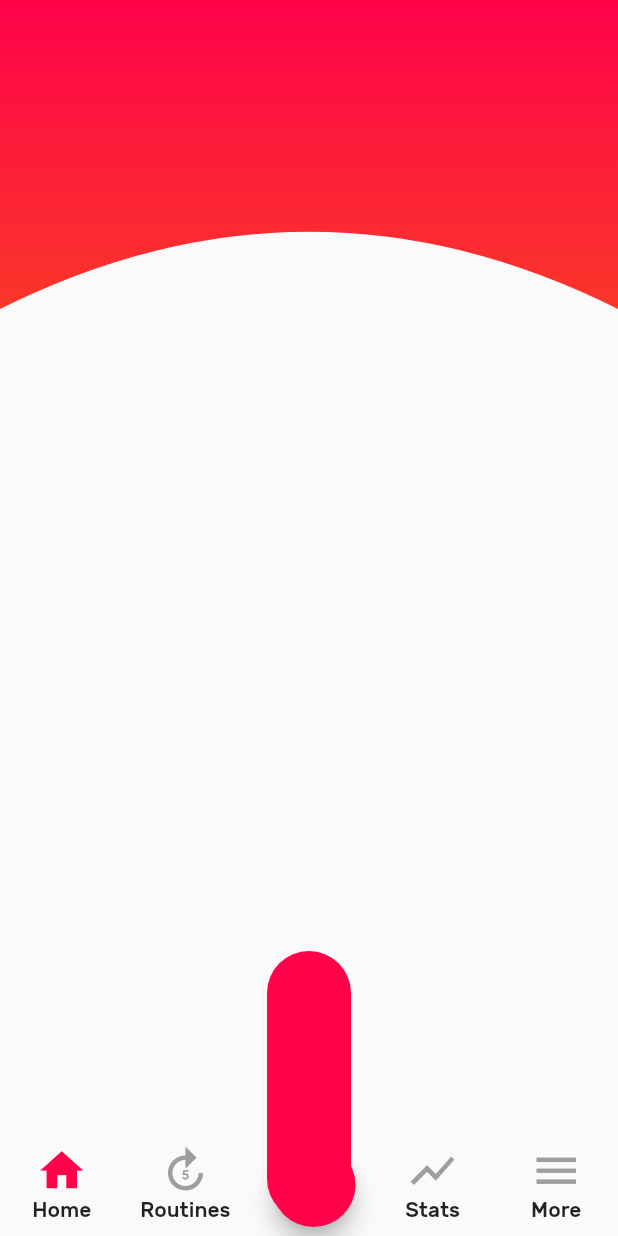
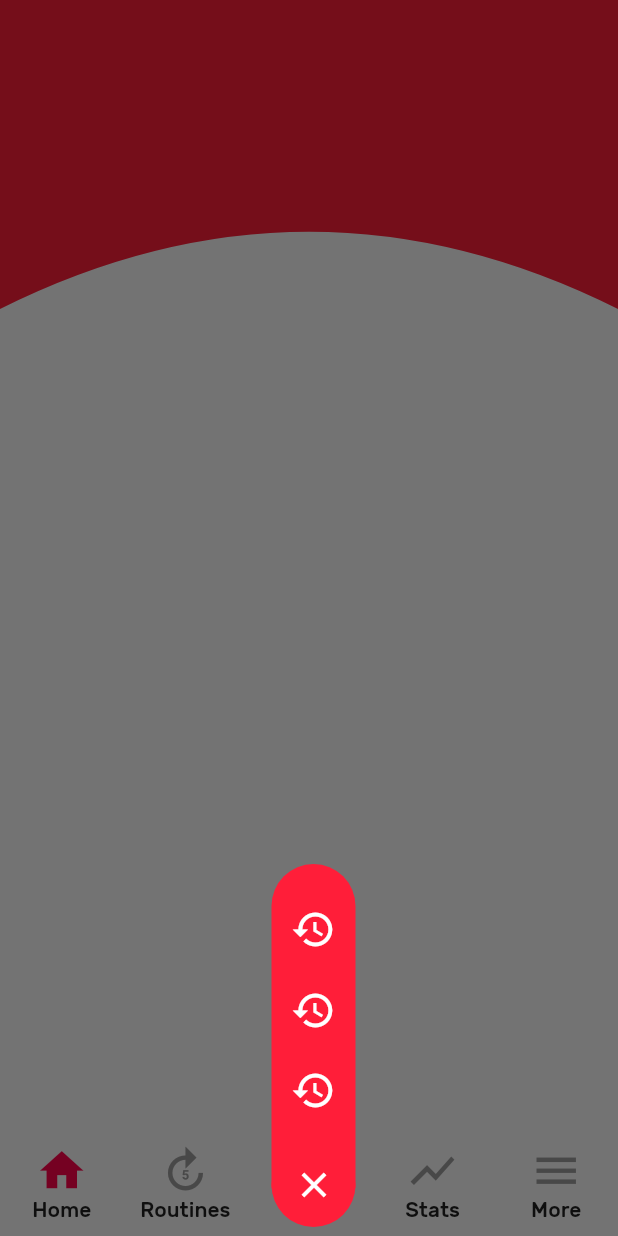
Before and after one commit to adaptive-beaver/Flutter-demo, a Flutter app: the SmartHome screen opened by its route, after a tap on the "add" icon, on a phone screen of 412 x 824 dp. Run offline on Flutter 3.47's test engine with Material 2 defaults, Android fonts, the phone set to English and light mode, and no system bars; our stand-ins replace camera, dio, path_drawing, shared_preferences; accounts and stored records are empty; project files that could hold a hidden picture were left out.

Commit message:
chore: update smart home template

```diff
--- a/lib/pages/templates/smart-home-clone/bottom-bar.dart
+++ b/lib/pages/templates/smart-home-clone/bottom-bar.dart
@@ -1,5 +1,4 @@
 import 'package:flutter/material.dart';
-import 'package:playground_flutter/pages/templates/smart-home-clone/center-bottom-button.dart';
 
 Color color = Color(0xffff024a);
 
@@ -43,7 +42,9 @@ class _BottomBarState extends State<BottomBar> {
           alignment: Alignment.center,
           child: Ink(
             child: InkWell(
-              onTap: () {},
+              onTap: () {
+                print("hola!!");
+              },
               child: Column(
                 mainAxisAlignment: MainAxisAlignment.center,
                 children: <Widget>[
--- a/lib/pages/templates/smart-home-clone/center-bottom-button.dart
+++ /dev/null
@@ -1,74 +0,0 @@
-import 'package:flutter/material.dart';
-import 'dart:math' as math;
-import 'package:playground_flutter/pages/templates/smart-home-clone/overlay-actions.dart';
-
-Color color = Color(0xffff024a);
-
-class CenterBottomButton extends StatefulWidget {
-  @override
-  _CenterBottomButtonState createState() => _CenterBottomButtonState();
-}
-
-class _CenterBottomButtonState extends State<CenterBottomButton>
-    with SingleTickerProviderStateMixin {
-  AnimationController _controller;
-
-  @override
-  void initState() {
-    super.initState();
-    _controller = new AnimationController(
-      vsync: this,
-      duration: const Duration(milliseconds: 100),
-    );
-  }
-
-  @override
-  Widget build(BuildContext context) {
-    return AnchoredOverlay(
-      showOverlay: true,
-      overlayBuilder: (context, offset) {
-        return Stack(
-          children: <Widget>[
-            CenterAbout(
-              position: Offset(
-                MediaQuery.of(context).size.width / 2,
-                MediaQuery.of(context).size.height - 100,
-              ),
-              child: ScaleTransition(
-                scale: new CurvedAnimation(
-                  parent: _controller,
-                  curve: Curves.easeInOut,
-                ),
-                child: Container(
-                  width: 56,
-                  height: 180,
-                  decoration: BoxDecoration(
-                    color: color,
-                    borderRadius: BorderRadius.circular(30),
-                  ),
-                  child: Column(
-                    mainAxisAlignment: MainAxisAlignment.spaceBetween,
-                    crossAxisAlignment: CrossAxisAlignment.center,
-                    children: <Widget>[],
-                  ),
-                ),
-              ),
-            ),
-          ],
-        );
-      },
-      child: new FloatingActionButton(
-        heroTag: null,
-        backgroundColor: color,
-        child: new Icon(Icons.add),
-        onPressed: () {
-          if (_controller.isDismissed) {
-            _controller.forward();
-          } else {
-            _controller.reverse();
-          }
-        },
-      ),
-    );
-  }
-}
--- a/lib/pages/templates/smart-home-clone/overlay-actions.dart
+++ /dev/null
@@ -1,139 +0,0 @@
-// code from: https://github.com/matthew-carroll/flutter_ui_challenge_feature_discovery
-// TODO: Use https://github.com/matthew-carroll/fluttery/blob/master/lib/src/layout_overlays.dart
-import 'package:flutter/material.dart';
-
-class AnchoredOverlay extends StatelessWidget {
-  final bool showOverlay;
-  final Widget Function(BuildContext, Offset anchor) overlayBuilder;
-  final Widget child;
-
-  AnchoredOverlay({
-    this.showOverlay,
-    this.overlayBuilder,
-    this.child,
-  });
-
-  @override
-  Widget build(BuildContext context) {
-    return new Container(
-      child: new LayoutBuilder(
-          builder: (BuildContext context, BoxConstraints constraints) {
-        return new OverlayBuilder(
-          showOverlay: showOverlay,
-          overlayBuilder: (BuildContext overlayContext) {
-            RenderBox box = context.findRenderObject() as RenderBox;
-            final center =
-                box.size.center(box.localToGlobal(const Offset(0.0, 0.0)));
-
-            return overlayBuilder(overlayContext, center);
-          },
-          child: child,
-        );
-      }),
-    );
-  }
-}
-
-class OverlayBuilder extends StatefulWidget {
-  final bool showOverlay;
-  final Function(BuildContext) overlayBuilder;
-  final Widget child;
-
-  OverlayBuilder({
-    this.showOverlay = false,
-    this.overlayBuilder,
-    this.child,
-  });
-
-  @override
-  _OverlayBuilderState createState() => new _OverlayBuilderState();
-}
-
-class _OverlayBuilderState extends State<OverlayBuilder> {
-  OverlayEntry overlayEntry;
-
-  @override
-  void initState() {
-    super.initState();
-
-    if (widget.showOverlay) {
-      WidgetsBinding.instance.addPostFrameCallback((_) => showOverlay());
-    }
-  }
-
-  @override
-  void didUpdateWidget(OverlayBuilder oldWidget) {
-    super.didUpdateWidget(oldWidget);
-    WidgetsBinding.instance.addPostFrameCallback((_) => syncWidgetAndOverlay());
-  }
-
-  @override
-  void reassemble() {
-    super.reassemble();
-    WidgetsBinding.instance.addPostFrameCallback((_) => syncWidgetAndOverlay());
-  }
-
-  @override
-  void dispose() {
-    if (isShowingOverlay()) {
-      hideOverlay();
-    }
-
-    super.dispose();
-  }
-
-  bool isShowingOverlay() => overlayEntry != null;
-
-  void showOverlay() {
-    overlayEntry = new OverlayEntry(
-      builder: widget.overlayBuilder,
-    );
-    addToOverlay(overlayEntry);
-  }
-
-  void addToOverlay(OverlayEntry entry) async {
-    if(context != null) {
-      Overlay.of(context).insert(entry);
-    }
-  }
-
-  void hideOverlay() {
-    overlayEntry.remove();
-    overlayEntry = null;
-  }
-
-  void syncWidgetAndOverlay() {
-    if (isShowingOverlay() && !widget.showOverlay) {
-      hideOverlay();
-    } else if (!isShowingOverlay() && widget.showOverlay) {
-      showOverlay();
-    }
-  }
-
-  @override
-  Widget build(BuildContext context) {
-    return widget.child;
-  }
-}
-
-class CenterAbout extends StatelessWidget {
-  final Offset position;
-  final Widget child;
-
-  CenterAbout({
-    this.position,
-    this.child,
-  });
-
-  @override
-  Widget build(BuildContext context) {
-    return new Positioned(
-      top: position.dy,
-      left: position.dx,
-      child: new FractionalTranslation(
-        translation: const Offset(-0.5, -0.5),
-        child: child,
-      ),
-    );
-  }
-}
--- a/lib/pages/templates/smart-home-clone/smart-home-home.dart
+++ b/lib/pages/templates/smart-home-clone/smart-home-home.dart
@@ -1,8 +1,10 @@
+import 'dart:ui';
+
 import 'package:flutter/material.dart';
 import 'package:playground_flutter/bloc/theme.bloc.dart';
 import 'package:playground_flutter/configs/themes.dart';
 import 'package:playground_flutter/pages/templates/smart-home-clone/bottom-bar.dart';
-import 'package:playground_flutter/pages/templates/smart-home-clone/center-bottom-button.dart';
+import 'dart:math' as math;
 import 'package:playground_flutter/pages/templates/smart-home-clone/curve-clipper.dart';
 
 Color color = Color(0xffff024a);
@@ -15,11 +17,28 @@ class SmartHome extends StatefulWidget {
   _SmartHomeState createState() => _SmartHomeState();
 }
 
-class _SmartHomeState extends State<SmartHome> {
+class _SmartHomeState extends State<SmartHome>
+    with SingleTickerProviderStateMixin {
+  AnimationController _controller;
+  Animation<double> _heightAnimation;
+
   @override
   void initState() {
     super.initState();
     themeBloc.changeTheme(Themes.smartHome);
+    _controller = new AnimationController(
+      vsync: this,
+      duration: const Duration(milliseconds: 300),
+    );
+    _heightAnimation =
+        new Tween<double>(begin: 0.0, end: 220.0).animate(new CurvedAnimation(
+      curve: Curves.decelerate,
+      parent: _controller,
+    ));
+
+    _controller.addListener(() {
+      setState(() {});
+    });
   }
 
   @override
@@ -38,14 +57,16 @@ class _SmartHomeState extends State<SmartHome> {
               width: media.width,
               height: media.height * .25,
               decoration: BoxDecoration(
-                gradient: LinearGradient(
-                  colors: [
-                    Color(0xffff024a),
-                    Color(0xfffa3629),
-                  ],
-                  begin: Alignment.topCenter,
-                  end: Alignment.bottomCenter,
-                ),
+                color: Color(0xffff1e39),
+                // gradient: LinearGradient(
+                //   colors: [
+                //     Color(0xffff1e39),
+                //     Color(0xffff024a),
+                //     Color(0xfffa3629),
+                //   ],
+                //   begin: Alignment.topCenter,
+                //   end: Alignment.bottomCenter,
+                // ),
               ),
             ),
           ),
@@ -56,9 +77,109 @@ class _SmartHomeState extends State<SmartHome> {
             child: BottomBar(),
           ),
           Positioned(
+            top: 0,
+            child: new FadeTransition(
+              opacity: _controller,
+              child: GestureDetector(
+                onTap: () {
+                  _controller.reverse();
+                },
+                child: Container(
+                  width: _heightAnimation.value > 5 ? media.width : 0,
+                  height: _heightAnimation.value > 5 ? media.height : 0,
+                  color: Colors.black54,
+                ),
+              ),
+            ),
+          ),
+          Positioned(
+            width: 56,
+            height: _heightAnimation.value,
+            bottom: 28,
+            left: (media.width / 2) - 25,
+            child: Container(
+              decoration: BoxDecoration(
+                color: Color(0xffff1e39),
+                borderRadius: BorderRadius.only(
+                  topLeft: Radius.circular(30),
+                  topRight: Radius.circular(30),
+                  bottomLeft: Radius.circular(5),
+                  bottomRight: Radius.circular(5),
+                ),
+              ),
+              child: Padding(
+                padding: const EdgeInsets.only(top: 5, bottom: 30),
+                child: Column(
+                  mainAxisAlignment: MainAxisAlignment.spaceEvenly,
+                  crossAxisAlignment: CrossAxisAlignment.center,
+                  children: <Widget>[
+                    Visibility(
+                      visible: _heightAnimation.value > 210,
+                      child: FadeTransition(
+                        opacity: _controller,
+                        child: Icon(
+                          Icons.history,
+                          color: Colors.white,
+                          size: 30,
+                        ),
+                      ),
+                    ),
+                    Visibility(
+                      visible: _heightAnimation.value > 160,
+                      child: FadeTransition(
+                        opacity: _controller,
+                        child: Icon(
+                          Icons.history,
+                          color: Colors.white,
+                          size: 30,
+                        ),
+                      ),
+                    ),
+                    Visibility(
+                      visible: _heightAnimation.value > 90,
+                      child: FadeTransition(
+                        opacity: _controller,
+                        child: Icon(
+                          Icons.history,
+                          color: Colors.white,
+                          size: 30,
+                        ),
+                      ),
+                    ),
+                  ],
+                ),
+              ),
+            ),
+          ),
+          Positioned(
             bottom: 6,
             left: (media.width / 2) - 25,
-            child: CenterBottomButton(),
+            child: new FloatingActionButton(
+              elevation: 0,
+              heroTag: null,
+              backgroundColor: Color(0xffff1e39),
+              child: new AnimatedBuilder(
+                animation: _controller,
+                builder: (BuildContext context, Widget child) {
+                  return new Transform(
+                    transform: new Matrix4.rotationZ(
+                        _controller.value * 0.5 * math.pi),
+                    alignment: FractionalOffset.center,
+                    child: new Icon(
+                      _controller.isDismissed ? Icons.add : Icons.close,
+                      size: 28,
+                    ),
+                  );
+                },
+              ),
+              onPressed: () {
+                if (_controller.isDismissed) {
+                  _controller.forward();
+                } else {
+                  _controller.reverse();
+                }
+              },
+            ),
           ),
         ],
       ),
```
